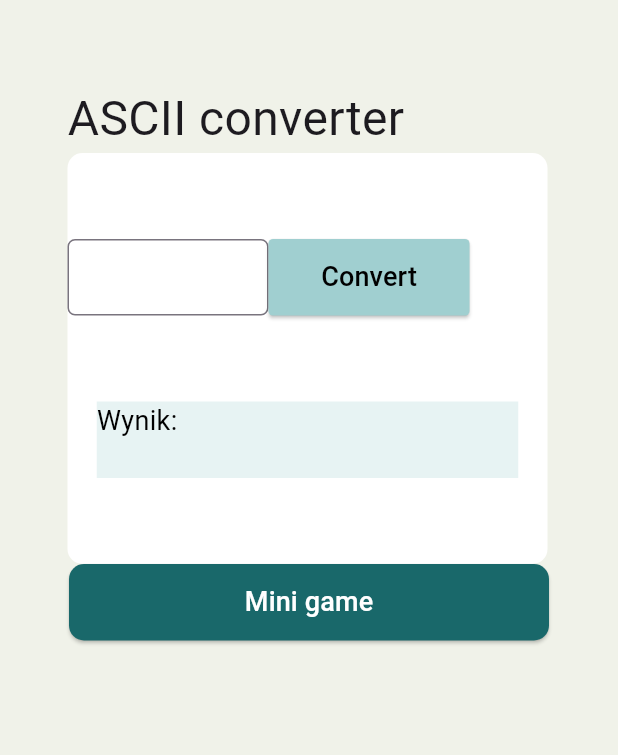
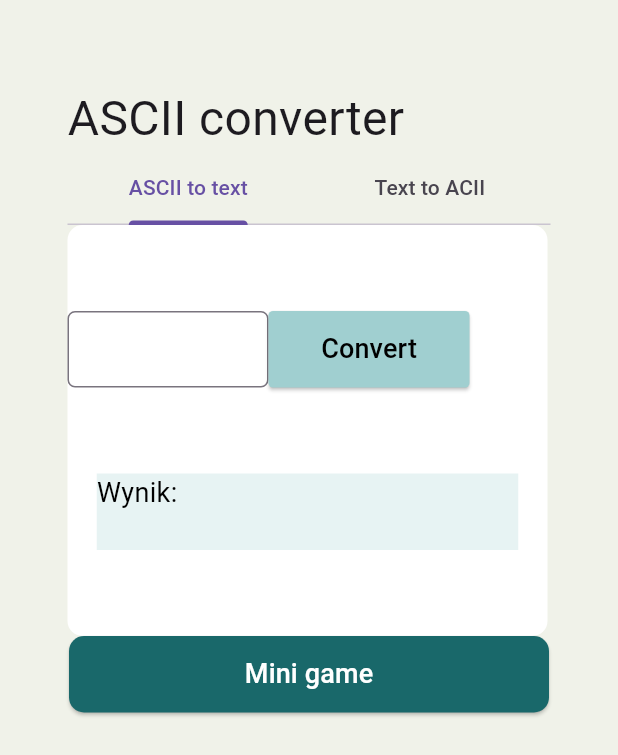
Before and after one commit to majatkaczyk/PIM, a Flutter app: the screen it shows after launch, on a phone screen of 412 x 824 dp. Shown: the top 755 px of the screen. Run offline on Flutter 3.47's test engine with Material 3 defaults, Android fonts, the light colour scheme and no system bars.

Commit message:
add tabs

```diff
--- a/Flutter/lib/main.dart
+++ b/Flutter/lib/main.dart
@@ -46,13 +46,13 @@ class _MyHomePageState extends State<MyHomePage> {
 
   @override
   Widget build(BuildContext context) {
-    return Scaffold(
+    return DefaultTabController(
+      length: 2,
+child: Scaffold(appBar: AppBar(
+  backgroundColor: const Color(0xFFF0F2E9),
 
-      appBar: AppBar(
-        backgroundColor: const Color(0xFFF0F2E9),
-
-      ),
-      body: Padding(padding: const EdgeInsets.symmetric(horizontal: 45.0),
+),
+    body: Padding(padding: const EdgeInsets.symmetric(horizontal: 45.0),
       child:SingleChildScrollView(
         child: Column(
 
@@ -65,7 +65,7 @@ class _MyHomePageState extends State<MyHomePage> {
               style: TextStyle(
                 fontSize: 32,
               ),),
-
+ const TabBar(tabs: [Tab(text: "ASCII to text"), Tab(text: "Text to ACII")]),
             Container(
               width: 320,
               height: 274,
@@ -152,7 +152,8 @@ class _MyHomePageState extends State<MyHomePage> {
             ),
           ],
         ),
-      ),)
+      ),))
+
     );
   }
 }
```
